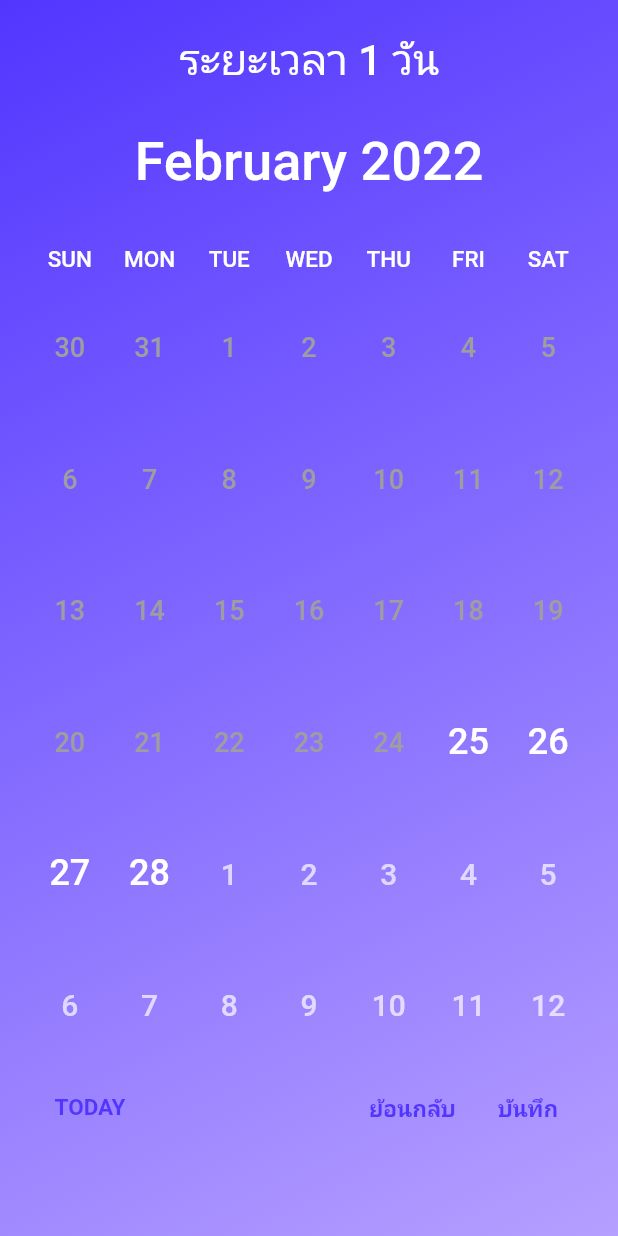
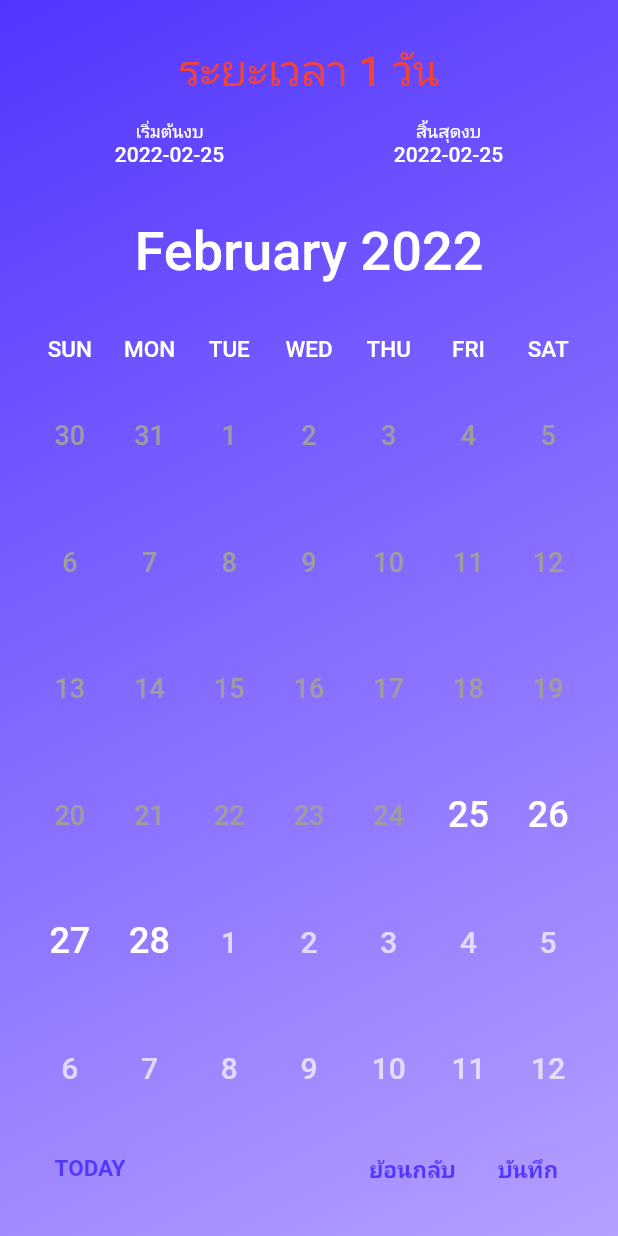
Before and after one commit to marisa418/windshield, a Flutter app: the StatementCreatePage screen opened by its route, after a tap on "ย้อนกลับ", on a phone screen of 412 x 824 dp. Run offline on Flutter 3.47's test engine with Material 2 defaults, Android fonts, the phone set to English and light mode, and no system bars; drawn by our look-alikes of syncfusion_flutter_datepicker; our stand-ins replace auto_route, dio, flutter_riverpod, flutter_secure_storage, font_awesome_flutter, google_fonts and 1 more; missing offline and left inert: jwt_decode; accounts and stored records are empty; network calls fail; Roboto replaces fonts that are missing (Kanit).

Commit message:
get/post budget, post statement, statement page progress

```diff
--- a/frontend/windshield/lib/main.dart
+++ b/frontend/windshield/lib/main.dart
@@ -8,11 +8,13 @@
 import 'services/api.dart';
 import 'providers/statement_provider.dart';
 import 'models/statement.dart';
+import 'providers/category_provider.dart';
+import 'models/category.dart';
 
 final apiProvider = ChangeNotifierProvider<Api>((ref) => Api());
 
-final providerStatement =
-    ChangeNotifierProvider<StatementProvider>((ref) => StatementProvider());
+final providerStatement = ChangeNotifierProvider.autoDispose<StatementProvider>(
+    (ref) => StatementProvider());
 
 final providerStatementApi =
     FutureProvider.autoDispose<List<Statement>>((ref) async {
@@ -31,6 +33,19 @@
   ref.read(providerStatement).setStatementList(data);
   ref.read(providerStatement).setExistedMonth(data);
   ref.read(providerStatement).setExistedStatements();
+  return data;
+});
+
+final providerCategory =
+    ChangeNotifierProvider<CategoryProvider>((ref) => CategoryProvider());
+
+final providerCategoryApi =
+    FutureProvider.autoDispose<List<Category>>((ref) async {
+  final data = await ref.read(apiProvider).getAllCategories();
+  await ref.read(apiProvider).getBalanceSheet();
+  ref.read(providerCategory).setCategoryList(data);
+  ref.read(providerCategory).setCategoryTypes();
+  ref.read(providerCategory).setCategoryTypeTabs();
   return data;
 });
 
--- a/frontend/windshield/lib/models/category.dart
+++ b/frontend/windshield/lib/models/category.dart
@@ -4,6 +4,7 @@
   int usedCount;
   String ftype;
   String userId;
+  String icon;
 
   Category({
     required this.id,
@@ -11,6 +12,7 @@
     required this.usedCount,
     required this.ftype,
     required this.userId,
+    required this.icon,
   });
 
   factory Category.fromJson(Map<String, dynamic> json) => Category(
@@ -19,6 +21,7 @@
         usedCount: json['used_count'],
         ftype: json['ftype'],
         userId: json['user_id'],
+        icon: json['icon'],
       );
 
   Map<String, dynamic> toJson() => {
@@ -27,5 +30,6 @@
         'used_count': usedCount,
         'ftype': ftype,
         'user_id': userId,
+        'icon': icon,
       };
 }
--- /dev/null
+++ b/frontend/windshield/lib/pages/home/overview/statement/create/choose_cat/choose_cat.dart
@@ -0,0 +1,174 @@
+import 'package:flutter/material.dart';
+import 'package:flutter_riverpod/flutter_riverpod.dart';
+import 'package:auto_route/auto_route.dart';
+
+import 'package:windshield/main.dart';
+import 'package:windshield/models/category.dart';
+import 'package:windshield/routes/app_router.dart';
+
+class ChooseCat extends ConsumerWidget {
+  const ChooseCat({Key? key}) : super(key: key);
+
+  @override
+  Widget build(BuildContext context, WidgetRef ref) {
+    final statement = ref.watch(providerStatement);
+    return Container(
+      color: Colors.white,
+      width: MediaQuery.of(context).size.width,
+      child: Column(
+        children: [
+          // // const SizedBox(height: 30),
+          // CategoryType('รายรับจากการทำงาน', income1, context),
+          // // const SizedBox(height: 30),
+          // CategoryType('รายรับจากสินทรัพย์', income2, context),
+          // // const SizedBox(height: 30),
+          // CategoryType('รายรับอื่นๆ', income3, context),
+          SizedBox(
+            height: 100,
+            child: Row(
+              mainAxisAlignment: MainAxisAlignment.spaceBetween,
+              children: [
+                ElevatedButton(
+                  onPressed: () {
+                    // ref.read(statementCreateProvider).setSelectedPage(0);
+                  },
+                  style: ButtonStyle(
+                    shape: MaterialStateProperty.all<RoundedRectangleBorder>(
+                      const RoundedRectangleBorder(
+                        borderRadius: BorderRadius.only(
+                          topRight: Radius.circular(20),
+                          bottomRight: Radius.circular(20),
+                        ),
+                      ),
+                    ),
+                  ),
+                  child: SizedBox(
+                    width: 125,
+                    child: Text(
+                      'ย้อนกลับ',
+                      textAlign: TextAlign.center,
+                      style: Theme.of(context).textTheme.headline2!.merge(
+                            TextStyle(color: Colors.white),
+                          ),
+                    ),
+                  ),
+                ),
+                ElevatedButton(
+                  onPressed: () async {
+                    final res = await ref.read(apiProvider).createStatement(
+                        statement.startDate, statement.endDate);
+                    if (res) {
+                      AutoRouter.of(context).replace(StatementRoute());
+                    }
+                  },
+                  style: ButtonStyle(
+                    shape: MaterialStateProperty.all<RoundedRectangleBorder>(
+                      const RoundedRectangleBorder(
+                        borderRadius: BorderRadius.only(
+                          topLeft: Radius.circular(20),
+                          bottomLeft: Radius.circular(20),
+                        ),
+                      ),
+                    ),
+                  ),
+                  child: SizedBox(
+                    width: 125,
+                    child: Text(
+                      'บันทึก',
+                      textAlign: TextAlign.center,
+                      style: Theme.of(context).textTheme.headline2!.merge(
+                            const TextStyle(color: Colors.white),
+                          ),
+                    ),
+                  ),
+                ),
+              ],
+            ),
+          ),
+        ],
+      ),
+    );
+  }
+}
+
+class CategoryType extends ConsumerWidget {
+  const CategoryType(this.categoryType, this.category, this.context, {Key? key})
+      : super(key: key);
+  final List<Category> category;
+  final String categoryType;
+  final BuildContext context;
+
+  @override
+  Widget build(BuildContext context, WidgetRef ref) {
+    return SizedBox(
+      // color: Colors.green,
+      width: MediaQuery.of(context).size.width,
+      // alignment: Alignment.topLeft,
+      child: Container(
+        // color: Colors.green,
+        margin: const EdgeInsets.all(20),
+        child: Column(
+          crossAxisAlignment: CrossAxisAlignment.stretch,
+          children: [
+            Text(
+              categoryType,
+              style: Theme.of(context).textTheme.bodyText1!.merge(
+                    const TextStyle(fontSize: 20),
+                  ),
+              // textAlign: TextAlign.left,
+            ),
+            const SizedBox(height: 20),
+            Wrap(
+              // crossAxisAlignment: WrapCrossAlignment.start,
+              // alignment: WrapAlignment.start,
+              spacing: 30,
+              children: _generateCat(category),
+            ),
+          ],
+        ),
+      ),
+    );
+  }
+
+  List<Widget> _generateCat(List<Category> obj) {
+    var list = obj.map<List<Widget>>(
+      (data) {
+        var widgetList = <Widget>[];
+        widgetList.add(
+          SizedBox(
+            width: 60,
+            child: Column(
+              children: [
+                ElevatedButton(
+                  onPressed: () {},
+                  child: Container(
+                    height: 50,
+                    width: 50,
+                    child: const Icon(
+                      Icons.add,
+                      size: 30,
+                      color: Colors.white,
+                    ),
+                  ),
+                  style: ElevatedButton.styleFrom(
+                    primary: Colors.white.withOpacity(0.1),
+                    shape: CircleBorder(),
+                  ),
+                ),
+                const SizedBox(height: 5),
+                Text(
+                  data.name,
+                  textAlign: TextAlign.center,
+                  style: Theme.of(context).textTheme.bodyText1!,
+                ),
+              ],
+            ),
+          ),
+        );
+        return widgetList;
+      },
+    ).toList();
+    var output = list.expand((element) => element).toList();
+    return output;
+  }
+}
--- /dev/null
+++ b/frontend/windshield/lib/pages/home/overview/statement/create/choose_cat/choose_cat_page.dart
@@ -0,0 +1,32 @@
+import 'package:flutter/material.dart';
+import 'package:flutter_riverpod/flutter_riverpod.dart';
+import 'package:auto_route/auto_route.dart';
+
+import 'package:windshield/main.dart';
+import 'package:windshield/styles/theme.dart';
+import 'package:windshield/routes/app_router.dart';
+import 'header.dart';
+import 'choose_cat.dart';
+
+class ChooseCatPage extends ConsumerWidget {
+  const ChooseCatPage({Key? key}) : super(key: key);
+
+  @override
+  Widget build(BuildContext context, WidgetRef ref) {
+    final categoryApi = ref.watch(providerCategoryApi);
+    return categoryApi.when(
+      error: (error, stackTrace) => Text('Text : $error'),
+      loading: () => const Center(child: CircularProgressIndicator()),
+      data: (data) {
+        return SingleChildScrollView(
+          child: Column(
+            children: const [
+              Header(),
+              ChooseCat(),
+            ],
+          ),
+        );
+      },
+    );
+  }
+}
--- /dev/null
+++ b/frontend/windshield/lib/pages/home/overview/statement/create/choose_cat/header.dart
@@ -0,0 +1,60 @@
+import 'package:flutter/material.dart';
+import 'package:flutter_riverpod/flutter_riverpod.dart';
+
+import 'package:windshield/styles/theme.dart';
+
+class Header extends ConsumerWidget {
+  const Header({Key? key}) : super(key: key);
+
+  @override
+  Widget build(BuildContext context, WidgetRef ref) {
+    return Container(
+      height: 450,
+      color: Colors.white,
+      child: Stack(
+        alignment: Alignment.center,
+        // textDirection: TextDirection.LTR,
+        children: [
+          Positioned(
+            top: 0,
+            child: Container(
+              height: 200,
+              width: MediaQuery.of(context).size.width,
+              decoration: BoxDecoration(
+                gradient: LinearGradient(
+                    begin: Alignment.centerLeft,
+                    end: Alignment.centerRight,
+                    colors: [
+                      Theme.of(context).primaryColor,
+                      MyTheme.kToDark.shade300,
+                    ]),
+              ),
+            ),
+          ),
+          Positioned(
+            bottom: 0,
+            child: SizedBox(
+              // margin: const EdgeInsets.all(10),
+              width: MediaQuery.of(context).size.width,
+              height: 300,
+              child: Container(
+                margin: const EdgeInsets.all(20),
+                decoration: BoxDecoration(
+                    borderRadius: BorderRadius.circular(15),
+                    color: Colors.white,
+                    boxShadow: [
+                      BoxShadow(
+                        color: Colors.grey.withOpacity(0.5),
+                        spreadRadius: 5,
+                        blurRadius: 7,
+                        offset: const Offset(0, 3),
+                      ),
+                    ]),
+              ),
+            ),
+          ),
+        ],
+      ),
+    );
+  }
+}
--- a/frontend/windshield/lib/pages/home/overview/statement/create/choose_cat_page.dart
+++ /dev/null
@@ -1,10 +0,0 @@
-import 'package:flutter/material.dart';
-
-class ChooseCatPage extends StatelessWidget {
-  const ChooseCatPage({Key? key}) : super(key: key);
-
-  @override
-  Widget build(BuildContext context) {
-    return Container();
-  }
-}
--- a/frontend/windshield/lib/pages/home/overview/statement/create/date_page.dart
+++ b/frontend/windshield/lib/pages/home/overview/statement/create/date_page.dart
@@ -16,8 +16,9 @@
   Widget build(BuildContext context, WidgetRef ref) {
     SchedulerBinding.instance?.addPostFrameCallback(
       (timeStamp) {
-        ref.read(providerStatement).setStartDate(DateTime.now().toString());
-        ref.read(providerStatement).setEndDate(DateTime.now().toString());
+        final dateNow = DateFormat('yyyy-MM-dd').format(DateTime.now());
+        ref.read(providerStatement).setStartDate(dateNow);
+        ref.read(providerStatement).setEndDate(dateNow);
         showDialog<void>(
           context: context,
           builder: (BuildContext context) => AlertDialog(
@@ -51,6 +52,8 @@
 
   @override
   Widget build(BuildContext context, WidgetRef ref) {
+    final statement = ref.watch(providerStatement);
+    final dateRange = statement.getDateDiff();
     return Container(
       padding: const EdgeInsets.all(20),
       decoration: BoxDecoration(
@@ -65,18 +68,64 @@
       ),
       child: Column(
         children: [
-          Flexible(
-            flex: 1,
-            child: Text(
-              'ระยะเวลา ${ref.watch(providerStatement).getDateDiff().toString()} วัน',
-              style: Theme.of(context)
-                  .textTheme
-                  .headline2!
-                  .merge(const TextStyle(color: Colors.white)),
+          Expanded(
+            child: Column(
+              mainAxisAlignment: MainAxisAlignment.spaceAround,
+              children: [
+                Text(
+                  'ระยะเวลา ${dateRange.toString()} วัน',
+                  style: Theme.of(context).textTheme.headline2!.merge(
+                        TextStyle(
+                          color: dateRange <= 20 ? Colors.red : Colors.green,
+                        ),
+                      ),
+                ),
+                Row(
+                  mainAxisAlignment: MainAxisAlignment.spaceAround,
+                  children: [
+                    Column(
+                      children: [
+                        Text(
+                          'เริ่มต้นงบ',
+                          style: Theme.of(context)
+                              .textTheme
+                              .bodyText2!
+                              .merge(const TextStyle(color: Colors.white)),
+                        ),
+                        Text(
+                          statement.startDate,
+                          style: Theme.of(context)
+                              .textTheme
+                              .bodyText1!
+                              .merge(const TextStyle(color: Colors.white)),
+                        ),
+                      ],
+                    ),
+                    Column(
+                      children: [
+                        Text(
+                          'สิ้นสุดงบ',
+                          style: Theme.of(context)
+                              .textTheme
+                              .bodyText2!
+                              .merge(const TextStyle(color: Colors.white)),
+                        ),
+                        Text(
+                          statement.endDate,
+                          style: Theme.of(context)
+                              .textTheme
+                              .bodyText1!
+                              .merge(const TextStyle(color: Colors.white)),
+                        ),
+                      ],
+                    ),
+                  ],
+                )
+              ],
             ),
           ),
           const Flexible(
-            flex: 9,
+            flex: 7,
             child: DatePicker(),
           ),
         ],
@@ -97,7 +146,6 @@
       selectionRadius: 20,
       allowViewNavigation: false,
       headerHeight: 100,
-      enablePastDates: false,
       minDate: DateTime.now(),
       maxDate: DateTime(DateTime.now().year, DateTime.now().month + 2, 0),
       headerStyle: DateRangePickerHeaderStyle(
--- a/frontend/windshield/lib/pages/home/overview/statement/create/statement_create_page.dart
+++ b/frontend/windshield/lib/pages/home/overview/statement/create/statement_create_page.dart
@@ -3,7 +3,7 @@
 
 import 'package:windshield/main.dart';
 import 'date_page.dart';
-import 'choose_cat_page.dart';
+import 'choose_cat/choose_cat_page.dart';
 
 class StatementCreatePage extends ConsumerWidget {
   const StatementCreatePage({Key? key}) : super(key: key);
--- a/frontend/windshield/lib/pages/home/overview/statement/overview/month_list.dart
+++ b/frontend/windshield/lib/pages/home/overview/statement/overview/month_list.dart
@@ -22,7 +22,7 @@
             margin: const EdgeInsets.all(10),
             child: TextButton(
               onPressed: () {
-                AutoRouter.of(context).push(StatementCreateRoute());
+                AutoRouter.of(context).push(const StatementCreateRoute());
               },
               child: const FaIcon(
                 FontAwesomeIcons.plus,
--- a/frontend/windshield/lib/pages/home/overview/statement/statement_page.dart
+++ b/frontend/windshield/lib/pages/home/overview/statement/statement_page.dart
@@ -16,9 +16,9 @@
       error: (error, stackTrace) => Text('Text : $error'),
       data: (data) {
         if (data.length == 1) {
-          return StatementCreatePage();
+          return const StatementCreatePage();
         } else {
-          return StatementOverviewPage();
+          return const StatementOverviewPage();
         }
       },
     );
--- /dev/null
+++ b/frontend/windshield/lib/providers/category_provider.dart
@@ -0,0 +1,131 @@
+import 'package:flutter/material.dart';
+
+import 'package:windshield/models/category.dart';
+
+class CategoryProvider extends ChangeNotifier {
+  List<Category> _categoryList = [];
+  List<Category> get categoryList => _categoryList;
+
+  //1
+  List<Category> _incomeWorking = [];
+  List<Category> get incomeWorking => _incomeWorking;
+  //2
+  List<Category> _incomeAsset = [];
+  List<Category> get incomeAsset => _incomeAsset;
+  //3
+  List<Category> _incomeOther = [];
+  List<Category> get incomeOther => _incomeOther;
+  //4
+  List<Category> _expenseInconsistency = [];
+  List<Category> get expenseInconsistency => _expenseInconsistency;
+  //5
+  List<Category> _expenseConsistency = [];
+  List<Category> get expenseConsistency => _expenseConsistency;
+  //6
+  List<Category> _savingAndInvest = [];
+  List<Category> get savingAndInvest => _savingAndInvest;
+  //7
+  List<Category> _assetLiquid = [];
+  List<Category> get assetLiquid => _assetLiquid;
+  //8
+  List<Category> _assetInvestment = [];
+  List<Category> get assetInvestment => _assetInvestment;
+  //9
+  List<Category> _assetPrivate = [];
+  List<Category> get assetPrivate => _assetPrivate;
+  //10
+  List<Category> _debtShort = [];
+  List<Category> get debtShort => _debtShort;
+  //11
+  List<Category> _debtLong = [];
+  List<Category> get debtLong => _debtLong;
+  //12
+  List<Category> _financialGoal = [];
+  List<Category> get financialGoal => _financialGoal;
+
+  //1
+  List<Category> _incomeWorkingTab = [];
+  List<Category> get incomeWorkingTab => _incomeWorkingTab;
+  //2
+  List<Category> _incomeAssetTab = [];
+  List<Category> get incomeAssetTab => _incomeAssetTab;
+  //3
+  List<Category> _incomeOtherTab = [];
+  List<Category> get incomeOtherTab => _incomeOtherTab;
+  //4 & 10
+  List<Category> _expenseInconsistencyTab = [];
+  List<Category> get expenseInconsistencyTab => _expenseInconsistencyTab;
+  //5 & 11
+  List<Category> _expenseConsistencyTab = [];
+  List<Category> get expenseConsistencyTab => _expenseConsistencyTab;
+  //6 & 12
+  List<Category> _savingAndInvestTab = [];
+  List<Category> get savingAndInvestTab => _savingAndInvestTab;
+
+  void setCategoryList(List<Category> value) {
+    _categoryList = value;
+  }
+
+  void setCategoryTypes() {
+    for (var cat in _categoryList) {
+      switch (cat.ftype) {
+        case '1':
+          _incomeWorking.add(cat);
+          break;
+        case '2':
+          _incomeAsset.add(cat);
+          break;
+        case '3':
+          _incomeOther.add(cat);
+          break;
+        case '4':
+          _expenseInconsistency.add(cat);
+          break;
+        case '5':
+          _expenseConsistency.add(cat);
+          break;
+        case '6':
+          _savingAndInvest.add(cat);
+          break;
+        case '7':
+          _assetLiquid.add(cat);
+          break;
+        case '8':
+          _assetInvestment.add(cat);
+          break;
+        case '9':
+          _assetPrivate.add(cat);
+          break;
+        case '10':
+          _debtShort.add(cat);
+          break;
+        case '11':
+          _debtLong.add(cat);
+          break;
+        case '12':
+          _financialGoal.add(cat);
+          break;
+        default:
+          break;
+      }
+    }
+  }
+
+  void setCategoryTypeTabs() {
+    for (var cat in _categoryList) {
+      if (cat.ftype == '1') {
+        _incomeWorkingTab.add(cat);
+      } else if (cat.ftype == '2') {
+        _incomeAssetTab.add(cat);
+      } else if (cat.ftype == '3') {
+        _incomeOtherTab.add(cat);
+      } else if (cat.ftype == '4' && cat.ftype == '10') {
+        _expenseInconsistencyTab.add(cat);
+      } else if (cat.ftype == '5' && cat.ftype == '11') {
+        _expenseConsistencyTab.add(cat);
+      } else if (cat.ftype == '6' && cat.ftype == '12') {
+        _savingAndInvestTab.add(cat);
+      }
+    }
+  }
+}
--- a/frontend/windshield/lib/services/api.dart
+++ b/frontend/windshield/lib/services/api.dart
@@ -1,6 +1,7 @@
 import 'package:dio/dio.dart';
 import 'dart:convert';
 import 'package:flutter_secure_storage/flutter_secure_storage.dart';
+import 'package:intl/intl.dart';
 import 'package:jwt_decode/jwt_decode.dart';
 import 'package:flutter/material.dart';
 
@@ -200,7 +201,7 @@
 
   Future<List<Category>> getAllCategories() async {
     try {
-      final res = await dio.get('/api/category/',
+      final res = await dio.get('/api/categories/',
           options: Options(
             responseType: ResponseType.plain,
           ));
@@ -216,22 +217,33 @@
 
   Future<bool> createStatement(String start, String end) async {
     try {
-      final monthString = start[5] + start[6];
-      _placeholderId++;
+      DateTime now = DateTime.now();
+      DateTime startTemp = DateFormat('y-MM-dd').parse(start);
+      DateTime endOfMonth = DateTime(now.year, now.month + 1, 0);
+      int month = startTemp.month;
+      if (endOfMonth.difference(startTemp).inDays + 1 <= 7) {
+        month++;
+      }
+
       final res = await dio.post(
         '/api/statement/',
         data: {
-          "id": _placeholderId.toString(),
-          "name": "แผน$_placeholderId | เดือน $monthString",
+          "name": "แผนที่ 1",
           "chosen": true,
           "start": start,
           "end": end,
-          "owner_id": _user?.uuid,
-          "month": int.parse(monthString)
+          "month": month
         },
       );
       print(res);
-
+      final res2 = await dio.post('/api/budget/', data: {
+        "id": "CATd8d61c61-037",
+        "fplan": res.data['id'],
+        "balance": 0,
+        "total_budget": 1,
+        "budget_per_period": 2,
+      });
+      print(res2);
       // notifyListeners();
       return true;
     } catch (e) {
@@ -260,4 +272,15 @@
       return false;
     }
   }
+
+  Future<bool> getBalanceSheet() async {
+    try {
+      final res = await dio.get('/api/balance-sheet');
+      print(res);
+      return true;
+    } catch (e) {
+      print(e);
+      return false;
+    }
+  }
 }
```
Also changed, not shown: frontend/windshield/lib/models/budget.dart (added, +35 -0 lines), 6 other files.
